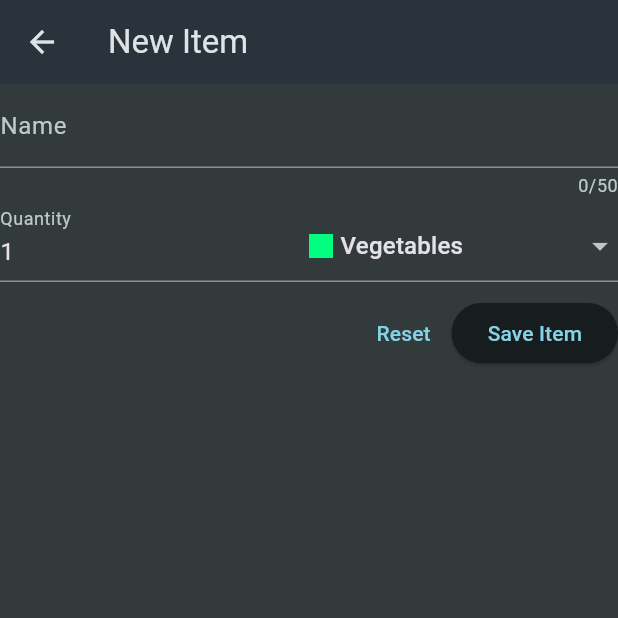
After one commit to ArslanYousaf12/shopping-list, a Flutter app: the screen it shows after launch, after a tap on the "add" icon, on a phone screen of 412 x 824 dp, the top half of it. The commit adds this screen. Run offline on Flutter 3.47's test engine with Material 3 defaults, Android fonts, the phone set to English and light mode, and no system bars.

Commit message:
new Item Screen
new Item screen added and button is added on GroceryScreen

```diff
--- a/lib/main.dart
+++ b/lib/main.dart
@@ -1,5 +1,6 @@
 import 'package:flutter/material.dart';
 import 'package:shopping_list/screens/grocery_screen.dart';
+import 'package:shopping_list/screens/new_item.dart';
 
 void main() {
   runApp(const MyApp());
@@ -11,12 +12,14 @@ class MyApp extends StatelessWidget {
   @override
   Widget build(BuildContext context) {
     return MaterialApp(
-      theme: ThemeData().copyWith(
+      theme: ThemeData.dark().copyWith(
         colorScheme: ColorScheme.fromSeed(
-            seedColor: const Color.fromARGB(255, 147, 229, 250),
-            surface: const Color.fromARGB(255, 42, 51, 59),
-            brightness: Brightness.dark),
+          seedColor: const Color.fromARGB(255, 147, 229, 250),
+          surface: const Color.fromARGB(255, 42, 51, 59),
+          brightness: Brightness.dark,
+        ),
         scaffoldBackgroundColor: const Color.fromARGB(255, 50, 58, 60),
+        // brightness: Brightness.dark,
       ),
       home: const GroceryScreen(),
     );
--- a/lib/screens/grocery_screen.dart
+++ b/lib/screens/grocery_screen.dart
@@ -1,5 +1,6 @@
 import 'package:flutter/material.dart';
 import 'package:shopping_list/data/dummy_items.dart';
+import 'package:shopping_list/screens/new_item.dart';
 
 class GroceryScreen extends StatefulWidget {
   const GroceryScreen({super.key});
@@ -9,6 +10,12 @@ class GroceryScreen extends StatefulWidget {
 }
 
 class _GroceryScreenState extends State<GroceryScreen> {
+  void _newItem() {
+    Navigator.of(context).push(MaterialPageRoute(builder: (ctx) {
+      return const NewItem();
+    }));
+  }
+
   @override
   Widget build(BuildContext context) {
     Widget activeContent;
@@ -29,6 +36,12 @@ class _GroceryScreenState extends State<GroceryScreen> {
     return Scaffold(
       appBar: AppBar(
         title: const Text('Grocery LIst'),
+        actions: [
+          IconButton(
+            onPressed: _newItem,
+            icon: const Icon(Icons.add),
+          ),
+        ],
       ),
       body: activeContent,
     );
--- /dev/null
+++ b/lib/screens/new_item.dart
@@ -0,0 +1,120 @@
+import 'package:flutter/material.dart';
+import 'package:shopping_list/data/categories.dart';
+
+class NewItem extends StatefulWidget {
+  const NewItem({super.key});
+
+  @override
+  State<NewItem> createState() => _NewItemState();
+}
+
+class _NewItemState extends State<NewItem> {
+  final _formKey = GlobalKey<FormState>();
+  late String _name;
+  int _quantity = 1;
+  var _category = categories[Categories.vegetables]!;
+  @override
+  Widget build(BuildContext context) {
+    return Scaffold(
+      appBar: AppBar(
+        title: const Text('New Item'),
+      ),
+      body: Form(
+        key: _formKey,
+        child: Column(
+          children: [
+            TextFormField(
+              maxLength: 50,
+              decoration: const InputDecoration(
+                label: Text('Name'),
+                hintText: 'Milk',
+              ),
+              validator: (value) {
+                if (value == null ||
+                    value.isEmpty ||
+                    value.trim().length <= 2 ||
+                    value.trim().length >= 50) {
+                  return 'Please Enter the valid name.';
+                }
+                return null;
+              },
+              onSaved: (newValue) {
+                _name = newValue!;
+              },
+            ),
+            Row(
+              crossAxisAlignment: CrossAxisAlignment.end,
+              children: [
+                Expanded(
+                  child: TextFormField(
+                    initialValue: _quantity.toString(),
+                    decoration: const InputDecoration(
+                      label: Text('Quantity'),
+                    ),
+                    validator: (value) {
+                      if (value == null ||
+                          value.isEmpty ||
+                          value.trim().length >= 200) {
+                        return 'Please enter the valid Quantity';
+                      }
+                      return null;
+                    },
+                    onSaved: (newValue) {
+                      _quantity = int.parse(newValue!);
+                    },
+                  ),
+                ),
+                Expanded(
+                  child: DropdownButtonFormField(
+                      value: _category,
+                      items: [
+                        for (final category in categories.entries)
+                          DropdownMenuItem(
+                            value: category.value,
+                            child: Row(
+                              children: [
+                                Container(
+                                  height: 16,
+                                  width: 16,
+                                  color: category.value.color,
+                                ),
+                                const SizedBox(
+                                  width: 5,
+                                ),
+                                Text(category.value.category),
+                              ],
+                            ),
+                          ),
+                      ],
+                      onChanged: (value) {
+                        setState(
+                          () {
+                            _category = value!;
+                          },
+                        );
+                      }),
+                ),
+              ],
+            ),
+            const SizedBox(
+              height: 10,
+            ),
+            Row(
+              mainAxisAlignment: MainAxisAlignment.end,
+              children: [
+                TextButton(
+                  onPressed: () {},
+                  child: const Text('Reset'),
+                ),
+                ElevatedButton(
+                  onPressed: () {},
+                  child: const Text('Save Item'),
+                ),
+              ],
+            )
+          ],
+        ),
+      ),
+    );
+  }
+}
```
Also changed, not shown: 1 other file.
